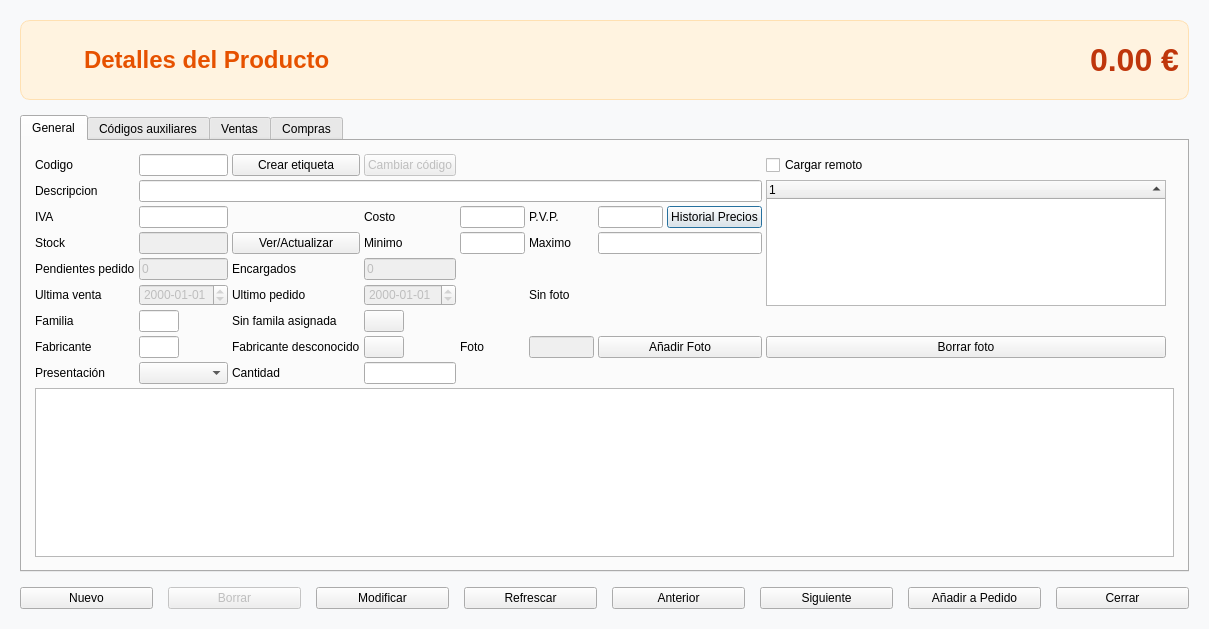
Above: articulos.ui from Ladis72/tienda before the change. Below: the same form after it.
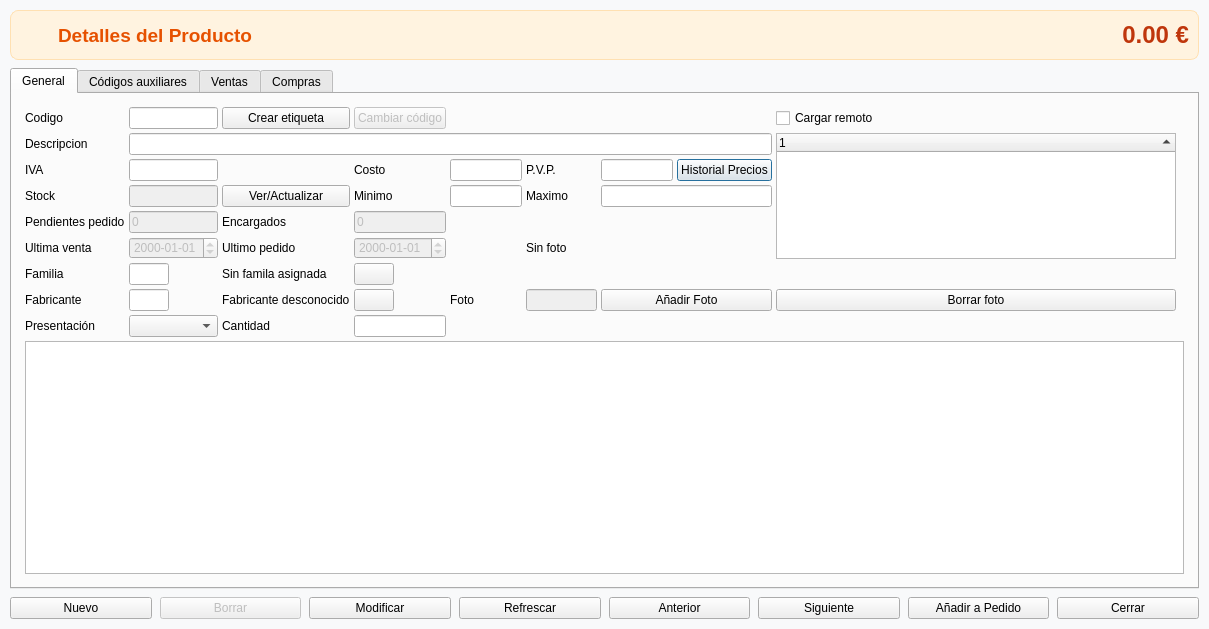
That is the form after the change. Icons and pictures are not drawn.

Commit message: refactor: improve stock date parsing, update UI layouts, and add ticket client reassignment functionality

Diff of the .ui file:
```diff
--- a/articulos.ui
+++ b/articulos.ui
@@ -24,42 +24,54 @@
   </property>
   <layout class="QVBoxLayout" name="verticalLayout">
    <property name="spacing">
-    <number>15</number>
+    <number>8</number>
    </property>
    <property name="leftMargin">
-    <number>20</number>
+    <number>10</number>
    </property>
    <property name="topMargin">
-    <number>20</number>
+    <number>10</number>
    </property>
    <property name="rightMargin">
-    <number>20</number>
+    <number>10</number>
    </property>
    <property name="bottomMargin">
-    <number>20</number>
+    <number>10</number>
    </property>
    <item>
     <widget class="QFrame" name="headerFrame">
      <property name="minimumSize">
       <size>
        <width>0</width>
-       <height>80</height>
+       <height>50</height>
+      </size>
+     </property>
+     <property name="maximumSize">
+      <size>
+       <width>16777215</width>
+       <height>50</height>
       </size>
      </property>
      <property name="styleSheet">
       <string notr="true">QFrame#headerFrame {
     background-color: #fff3e0;
-    border-radius: 10px;
+    border-radius: 8px;
     border: 1px solid #ffe0b2;
 }</string>
      </property>
      <layout class="QHBoxLayout" name="horizontalLayoutHeader">
+      <property name="topMargin">
+       <number>4</number>
+      </property>
+      <property name="bottomMargin">
+       <number>4</number>
+      </property>
       <item>
        <widget class="QLabel" name="labelIcono">
         <property name="maximumSize">
          <size>
-          <width>48</width>
-          <height>48</height>
+          <width>32</width>
+          <height>32</height>
          </size>
         </property>
         <property name="pixmap">
@@ -74,7 +86,7 @@
        <widget class="QLabel" name="labelNombreProducto">
         <property name="font">
          <font>
-          <pointsize>18</pointsize>
+          <pointsize>14</pointsize>
           <bold>true</bold>
          </font>
         </property>
@@ -97,7 +109,7 @@
        <widget class="QLabel" name="labelPrecioGrande">
         <property name="font">
          <font>
-          <pointsize>24</pointsize>
+          <pointsize>18</pointsize>
           <bold>true</bold>
          </font>
         </property>
@@ -142,7 +154,7 @@
       <layout class="QVBoxLayout" name="verticalLayout_2">
        <item>
         <widget class="QWidget" name="General" native="true">
-         <layout class="QGridLayout" name="gridLayout">
+         <layout class="QGridLayout" name="gridLayout" rowstretch="0,0,0,0,0,0,0,0,0,1">
           <property name="sizeConstraint">
            <enum>QLayout::SizeConstraint::SetDefaultConstraint</enum>
           </property>
@@ -455,6 +467,18 @@
           </item>
            <item row="9" column="0" colspan="10">
             <widget class="QTextEdit" name="textEditNotas">
+            <property name="sizePolicy">
+             <sizepolicy hsizetype="Expanding" vsizetype="Expanding">
+              <horstretch>0</horstretch>
+              <verstretch>2</verstretch>
+             </sizepolicy>
+            </property>
+            <property name="minimumSize">
+             <size>
+              <width>0</width>
+              <height>180</height>
+             </size>
+            </property>
              <property name="toolTip">
               <string>Notas del artículo. Acepta texto con formato HTML (negrita, cursiva, listas, etc.)</string>
              </property>
```
Lines whose indentation alone changed are shown as unchanged. The commit also changes 4 other files.
